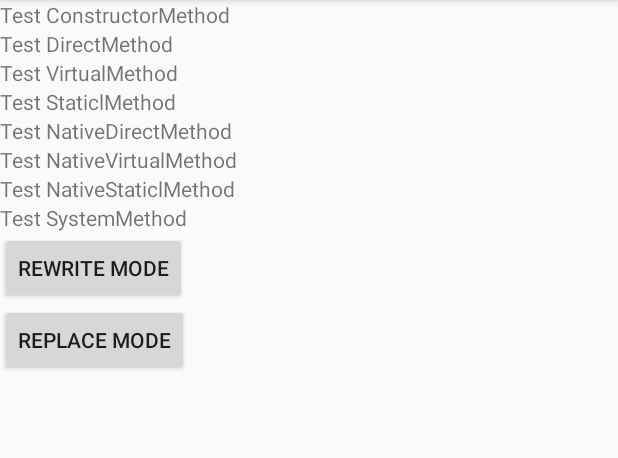
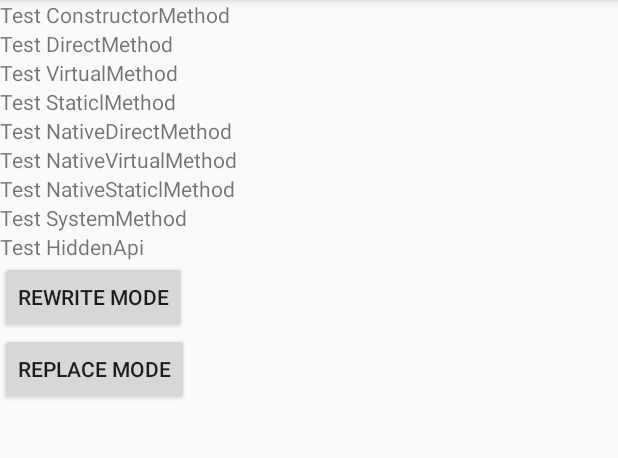
Before and after one commit to turing-technician/FastHook, an Android app: the screen it shows after launch (MainActivity), on a phone screen of 412 x 824 dp, the part 84-542 px from its top. Run offline under Robolectric (Android 15) with nearby library versions, the phone set to English and light mode, and no system bars.

Commit message:
disable hidden api check for 9.0

```diff
--- a/app/src/main/java/pers/turing/technician/fasthookapp/MainActivity.java
+++ b/app/src/main/java/pers/turing/technician/fasthookapp/MainActivity.java
@@ -2,6 +2,7 @@ package pers.turing.technician.fasthookapp;
 
 import android.content.Context;
 import android.graphics.Color;
+import android.os.Build;
 import android.support.v7.app.AppCompatActivity;
 import android.os.Bundle;
 import android.util.Log;
@@ -9,6 +10,9 @@ import android.view.View;
 import android.widget.Button;
 import android.widget.TextView;
 import android.widget.Toast;
+
+import java.lang.reflect.Field;
+import java.lang.reflect.Method;
 
 import pers.turing.technician.fasthook.FastHookManager;
 import pers.turing.technician.fasthookapp.hook.Test;
@@ -23,6 +27,7 @@ public class MainActivity extends AppCompatActivity {
     TextView mNativeVirtualText;
     TextView mNativeStaticText;
     TextView mSystemText;
+    TextView mHiddenText;
 
     String mConstructorTextString;
     String mDirectTextString;
@@ -32,6 +37,7 @@ public class MainActivity extends AppCompatActivity {
     String mNativeVirtualTextString;
     String mNativeStaticTextString;
     String mSystemTextString;
+    String mHiddenTextString;
 
     Button mRewriteMode;
     Button mReplaceMode;
@@ -53,6 +59,7 @@ public class MainActivity extends AppCompatActivity {
         mNativeVirtualText = findViewById(R.id.native_virtual_test);
         mNativeStaticText = findViewById(R.id.native_static_test);
         mSystemText = findViewById(R.id.system_test);
+        mHiddenText = findViewById(R.id.hidden_test);
 
         mConstructorTextString = mConstructorText.getText().toString();
         mDirectTextString = mDirectText.getText().toString();
@@ -62,6 +69,13 @@ public class MainActivity extends AppCompatActivity {
         mNativeVirtualTextString = mNativeVirtualText.getText().toString();
         mNativeStaticTextString = mNativeStaticText.getText().toString();
         mSystemTextString = mSystemText.getText().toString();
+        mHiddenTextString = mHiddenText.getText().toString();
+
+        if(Build.VERSION.SDK_INT >= Build.VERSION_CODES.P) {
+            mHiddenText.setVisibility(View.VISIBLE);
+        }else {
+            mHiddenText.setVisibility(View.GONE);
+        }
 
         mRewriteMode = findViewById(R.id.button_rewrite);
         mReplaceMode = findViewById(R.id.button_replace);
@@ -179,5 +193,23 @@ public class MainActivity extends AppCompatActivity {
         }else {
             mSystemText.setTextColor(Color.RED);
         }
+
+        if(Build.VERSION.SDK_INT >= Build.VERSION_CODES.P) {
+            FastHookManager.disableHiddenApiCheck();
+            try {
+                Class<?> activityClass = Class.forName("dalvik.system.VMRuntime");
+                Method setHiddenApiExemptions = activityClass.getDeclaredMethod("setHiddenApiExemptions", String[].class);
+                setHiddenApiExemptions.setAccessible(true);
+                mHiddenText.setText(setHiddenApiExemptions.getName());
+            }catch (Exception e) {
+                e.printStackTrace();
+            }
+
+            if(!mHiddenText.getText().equals(mHiddenTextString)) {
+                mHiddenText.setTextColor(Color.GREEN);
+            }else {
+                mHiddenText.setTextColor(Color.RED);
+            }
+        }
     }
 }
--- a/app/src/main/res/layout/activity_main.xml
+++ b/app/src/main/res/layout/activity_main.xml
@@ -55,6 +55,12 @@
         android:layout_height="wrap_content"
         android:text="Test SystemMethod" />
 
+    <TextView
+        android:id="@+id/hidden_test"
+        android:layout_width="match_parent"
+        android:layout_height="wrap_content"
+        android:text="Test HiddenApi" />
+
     <Button
         android:id="@+id/button_rewrite"
         android:layout_width="wrap_content"
```
